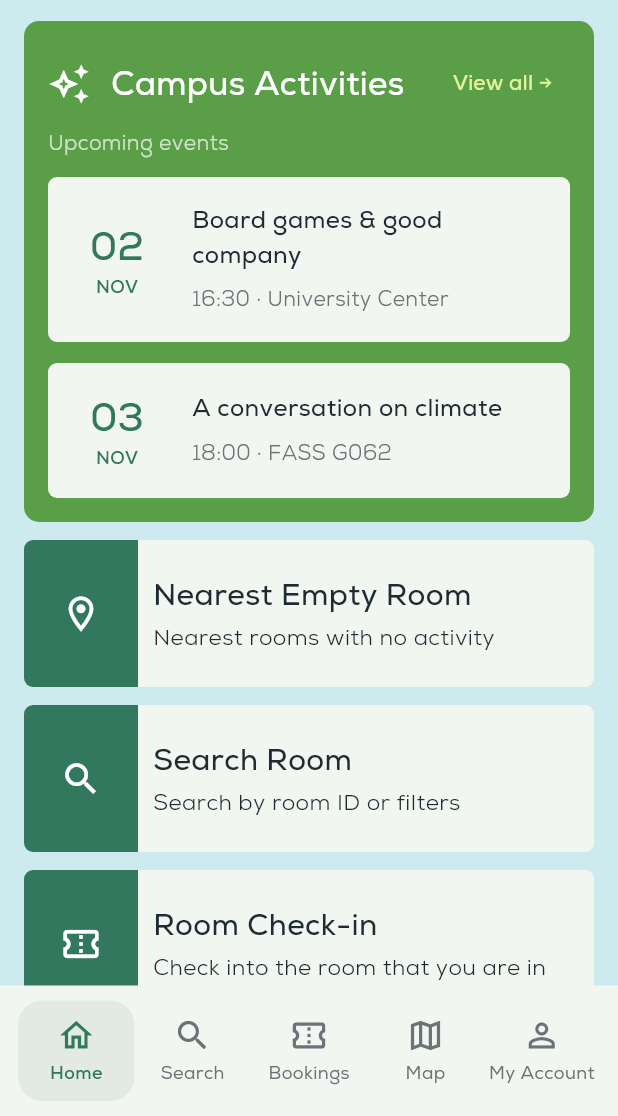
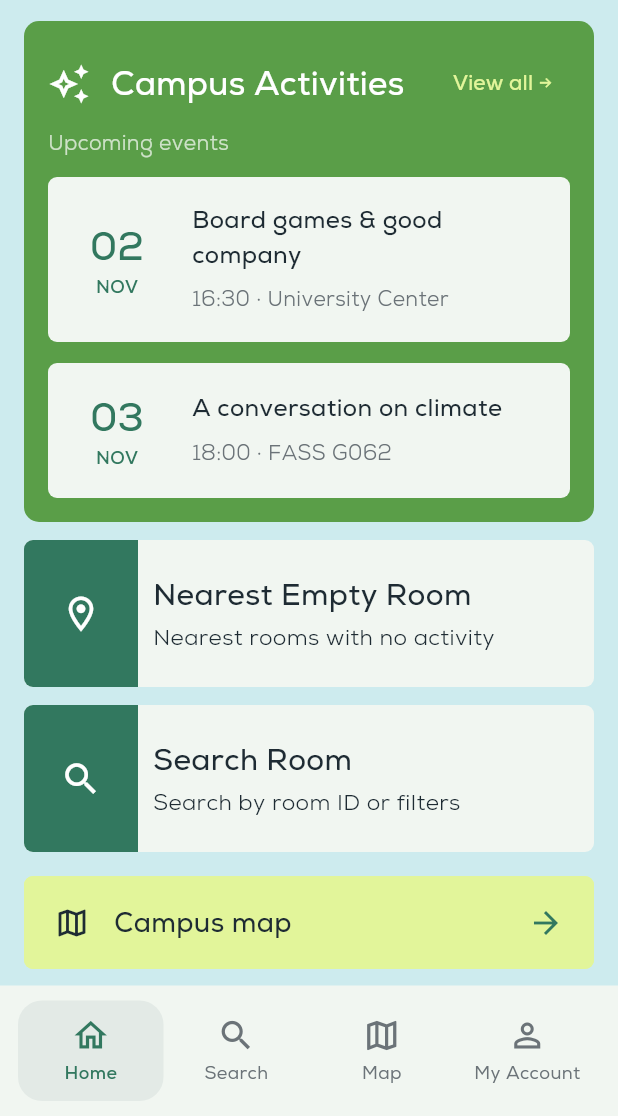
Before and after one commit to haneskicioglu/SuRoom, a Flutter app: the screen it shows after launch, on a phone screen of 412 x 824 dp, the part 120-1236 px from its top. Run offline on Flutter 3.47's test engine with Material 3 defaults, Android fonts, the phone set to English and light mode, and no system bars; our stand-ins replace flutter_svg; project files that could hold a hidden picture were left out.

Commit message:
Removed the bookings screen and made modifications on the campus map widget

```diff
--- a/lib/bottom_navigation.dart
+++ b/lib/bottom_navigation.dart
@@ -10,7 +10,6 @@ class BottomNav extends StatelessWidget {
   static const _items = [
     (Icons.home_outlined, 'Home'),
     (Icons.search, 'Search'),
-    (Icons.confirmation_number_outlined, 'Bookings'),
     (Icons.map_outlined, 'Map'),
     (Icons.person_outline, 'My Account'),
   ];
--- a/lib/building_page.dart
+++ b/lib/building_page.dart
@@ -5,7 +5,7 @@ import 'app_colors.dart';
 class VerticalImagePager extends StatelessWidget {
   final List<String> imagePaths;
 
-  const VerticalImagePager({super.key, required List<String> imagePaths} );
+  const VerticalImagePager({super.key, required this.imagePaths});
 
   @override
   Widget build(BuildContext context) {
--- a/lib/home_screen.dart
+++ b/lib/home_screen.dart
@@ -29,9 +29,8 @@ class _HomeScreenState extends State<HomeScreen> {
       body: switch (_tab) {
         0 => const _HomeBody(),
         1 => SearchPage(onBack: () => setState(() => _tab = 0),),
-        2 => const Center(child: Text('Bookings page')),
-        3 => MapPage(onBack: () => setState(() => _tab = 0),),
-        4 => Accountpage(onBack: () => setState(() => _tab = 0),),
+        2 => MapPage(onBack: () => setState(() => _tab = 0),),
+        3 => Accountpage(onBack: () => setState(() => _tab = 0),),
         _ => const _HomeBody(),
       },
       bottomNavigationBar: BottomNav(
@@ -68,13 +67,6 @@ class _HomeBody extends StatelessWidget {
           onClick: () => {
             Navigator.pushNamed(context, '/search_room_page'),
           }
-        ),
-        SizedBox(height: 12),
-        _ActionTile(
-          icon: Icons.confirmation_number_outlined,
-          title: 'Room Check-in',
-          subtitle: 'Check into the room that you are in',
-          onClick: null,
         ),
         SizedBox(height: 16),
         _CampusMapButton(),
--- a/lib/map_page.dart
+++ b/lib/map_page.dart
@@ -55,7 +55,7 @@ class MapPage extends StatelessWidget {
             IconButton(
               icon: Icon(Icons.arrow_back_ios_new,
                   color: AppColors.dark, size: 22),
-              onPressed: () => onBack?.call(),
+              onPressed: () => onBack != null ? onBack!() : Navigator.pop(context),
             ),
           ],
         ),
```
